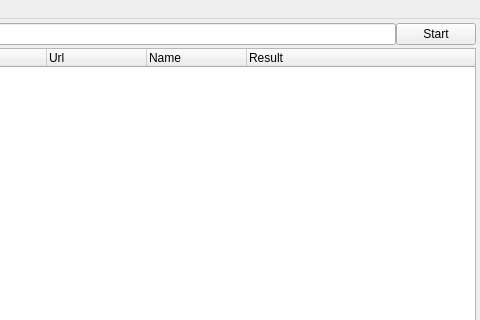
First picture: the form in linkcheck/gui/ui/main.ui, repository wummel/linkchecker, before the edit; both pictures show x 158 to 638 and y 0 to 320 of the 638 by 533 pixel window.
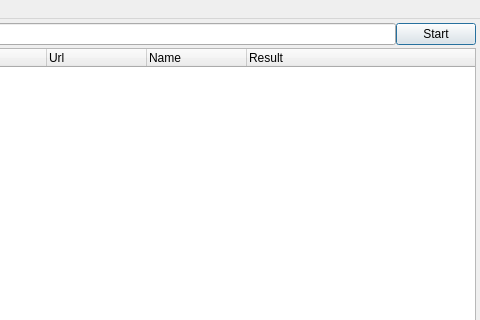
Second picture: the form after the edit. Icons and pictures are not drawn.

Commit message: Make the Start button the default button.

What changed in the file:
```diff
--- a/linkcheck/gui/ui/main.ui
+++ b/linkcheck/gui/ui/main.ui
@@ -74,6 +74,9 @@
          <iconset resource="../rc/linkchecker.qrc">
           <normaloff>:/icons/start.png</normaloff>:/icons/start.png</iconset>
         </property>
+        <property name="default">
+         <bool>true</bool>
+        </property>
        </widget>
       </item>
      </layout>
```
Left out of the diff: 6 changed lines with no effect on the pictures.
